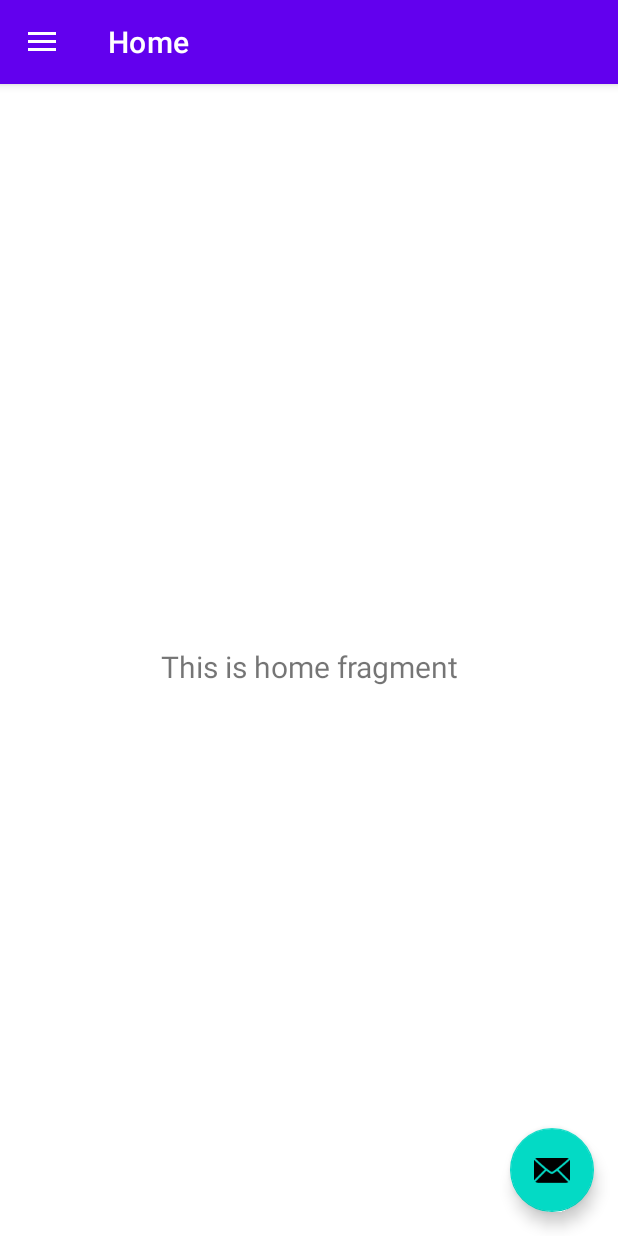
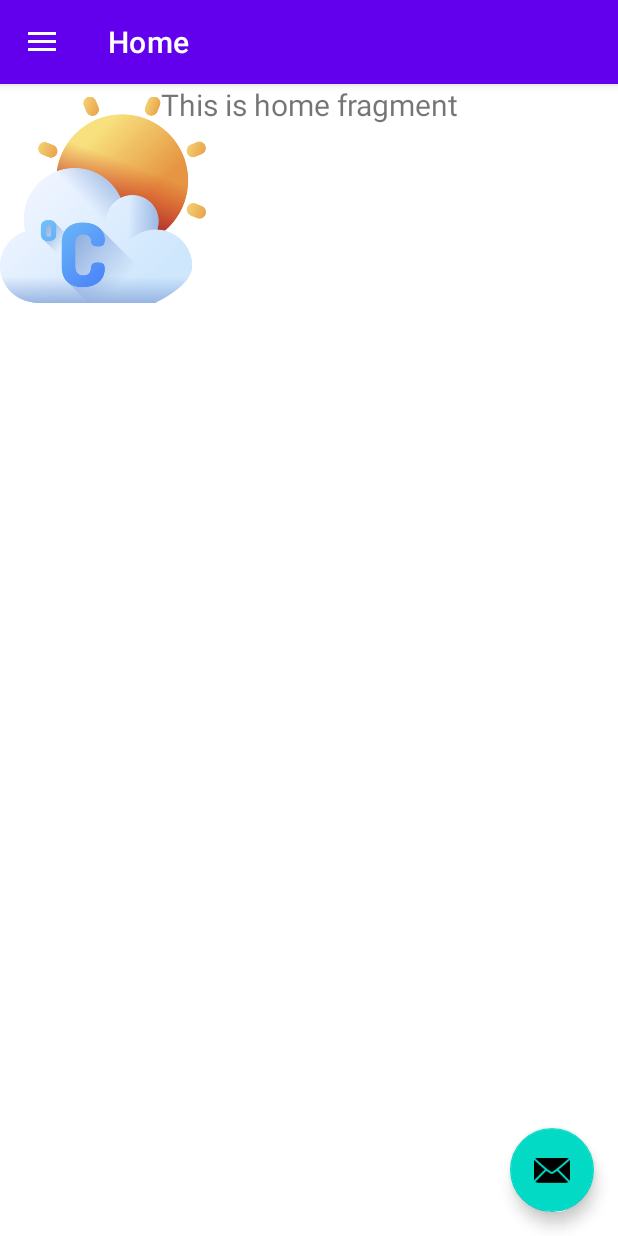
Before and after one commit to Elale1984/BetterWeather, an Android app: the screen it shows after launch once a user with an empty profile is signed in (HomeActivity), on a phone screen of 412 x 824 dp. Run offline under Robolectric (Android 15) with nearby library versions, the phone set to English and light mode, and no system bars; our stand-ins replace Firebase (no records; nobody signed in at launch, a user with empty details on screens opened directly), navigation-ui.

Commit message:
Working on home

```diff
--- a/app/src/main/java/com/heady/betterweather/HomeActivity.java
+++ b/app/src/main/java/com/heady/betterweather/HomeActivity.java
@@ -1,8 +1,7 @@
 package com.heady.betterweather;
 
 import android.os.Bundle;
-import android.view.View;
-import android.view.Menu;
+
 import com.google.android.material.snackbar.Snackbar;
 import com.google.android.material.navigation.NavigationView;
 import androidx.navigation.NavController;
@@ -16,14 +15,13 @@ import com.heady.betterweather.databinding.ActivityHomeBinding;
 public class HomeActivity extends AppCompatActivity {
 
     private AppBarConfiguration mAppBarConfiguration;
-private ActivityHomeBinding binding;
 
     @Override
     protected void onCreate(Bundle savedInstanceState) {
         super.onCreate(savedInstanceState);
 
-     binding = ActivityHomeBinding.inflate(getLayoutInflater());
-     setContentView(binding.getRoot());
+        com.heady.betterweather.databinding.ActivityHomeBinding binding = ActivityHomeBinding.inflate(getLayoutInflater());
+        setContentView(binding.getRoot());
 
         setSupportActionBar(binding.appBarHome.toolbar);
         binding.appBarHome.fab.setOnClickListener(view -> Snackbar.make(view, "Replace with your own action", Snackbar.LENGTH_LONG)
@@ -36,7 +34,7 @@ private ActivityHomeBinding binding;
         // Passing each menu ID as a set of Ids because each
         // menu should be considered as top level destinations.
         mAppBarConfiguration = new AppBarConfiguration.Builder(
-                R.id.nav_home, R.id.nav_tenday, R.id.nav_profile, R.id.nav_logout)
+                R.id.nav_home, R.id.nav_tenday, R.id.nav_profile,R.id.nav_settings, R.id.nav_logout)
                 .setOpenableLayout(drawer)
                 .build();
         NavController navController = Navigation.findNavController(this, R.id.nav_host_fragment_content_home);
--- a/app/src/main/res/layout/fragment_home.xml
+++ b/app/src/main/res/layout/fragment_home.xml
@@ -11,13 +11,16 @@
         android:id="@+id/text_home"
         android:layout_width="match_parent"
         android:layout_height="wrap_content"
-        android:layout_marginStart="8dp"
-        android:layout_marginTop="8dp"
-        android:layout_marginEnd="8dp"
         android:textAlignment="center"
         android:textSize="20sp"
-        app:layout_constraintEnd_toEndOf="parent"
-        app:layout_constraintStart_toStartOf="parent"
-        app:layout_constraintTop_toTopOf="parent"
-        app:layout_constraintBottom_toBottomOf="parent" />
+        tools:layout_editor_absoluteX="0dp"
+        tools:layout_editor_absoluteY="84dp" />
+
+    <ImageView
+        android:id="@+id/imageView2"
+        android:layout_width="137dp"
+        android:layout_height="154dp"
+        android:src="@drawable/ic_weather_icon"
+        tools:layout_editor_absoluteX="137dp"
+        tools:layout_editor_absoluteY="150dp" />
 </androidx.constraintlayout.widget.ConstraintLayout>
--- a/app/src/main/res/layout/fragment_slideshow.xml
+++ b/app/src/main/res/layout/fragment_profile.xml
@@ -8,7 +8,7 @@
     tools:context=".ui.profile.ProfileFragment" >
 
     <TextView
-        android:id="@+id/text_slideshow"
+        android:id="@+id/text_profile"
         android:layout_width="match_parent"
         android:layout_height="wrap_content"
         android:layout_marginStart="8dp"
--- a/app/src/main/res/navigation/mobile_navigation.xml
+++ b/app/src/main/res/navigation/mobile_navigation.xml
@@ -21,11 +21,11 @@
         android:id="@+id/nav_profile"
         android:name="com.heady.betterweather.ui.profile.ProfileFragment"
         android:label="@string/my_profile"
-        tools:layout="@layout/fragment_slideshow" />
+        tools:layout="@layout/fragment_profile" />
     <fragment
         android:id="@+id/nav_settings"
         android:name="com.heady.betterweather.ui.settings.SettingsFragment"
-        android:label="fragment_settings"
+        android:label="@string/fragment_settings"
         tools:layout="@layout/fragment_settings" />
     <fragment
         android:id="@+id/nav_logout"
--- a/app/src/main/res/values/strings.xml
+++ b/app/src/main/res/values/strings.xml
@@ -49,4 +49,5 @@
     <string name="attachment_summary_on">Automatically download attachments for incoming emails
     </string>
     <string name="attachment_summary_off">Only download attachments when manually requested</string>
+    <string name="fragment_settings">fragment_settings</string>
 </resources>
```
Also changed, not shown: app/src/main/java/com/heady/betterweather/ui/profile/ProfileFragment.java (+6 -6 lines).
